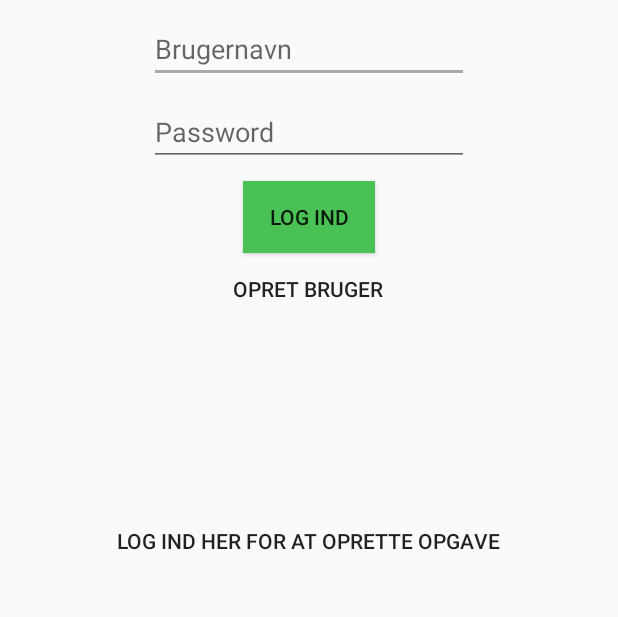
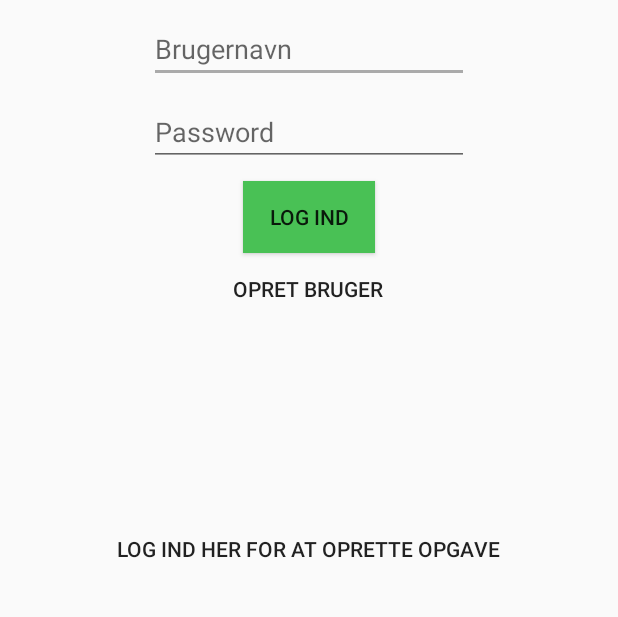
Before and after one commit to dev-helixx/EasyTask, an Android app: the screen it shows after launch (MainActivity), on a phone screen of 412 x 824 dp, the part 195-812 px from its top. Run offline under Robolectric (Android 15) with nearby library versions, the phone set to English and light mode, and no system bars.

Commit message:
test commit

```diff
--- a/app/src/main/res/layout/content_main.xml
+++ b/app/src/main/res/layout/content_main.xml
@@ -54,7 +54,7 @@
         android:text="Opret bruger" />
 
     <Button
-        android:layout_marginTop="120dp"
+        android:layout_marginTop="125dp"
         android:layout_gravity="center"
         android:id="@+id/button3"
         style="@style/Widget.AppCompat.Button.Borderless"
```
